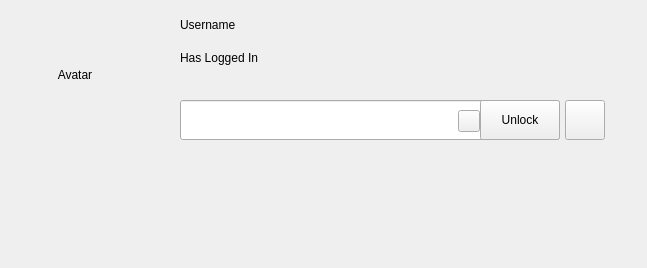
Above: src/mainwindow.ui from ukui/ukui-screensaver before the change. Below: the same form after it.
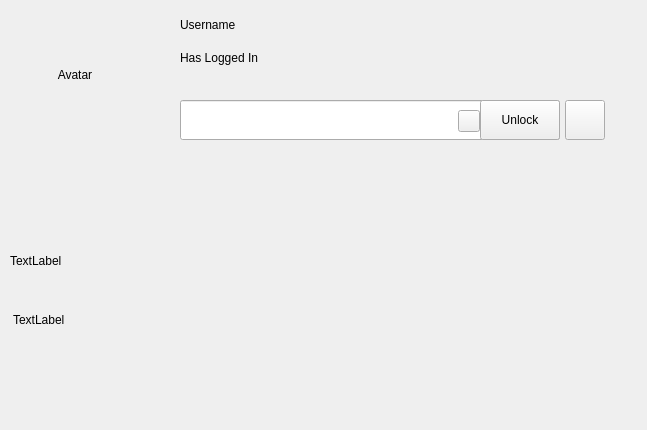
That is the form after the change.

Commit message: [New] Display Real-time system time.

Diff of the .ui file:
```diff
--- a/src/mainwindow.ui
+++ b/src/mainwindow.ui
@@ -7,7 +7,7 @@
     <x>0</x>
     <y>0</y>
     <width>647</width>
-    <height>268</height>
+    <height>430</height>
    </rect>
   </property>
   <property name="windowTitle">
@@ -158,6 +158,42 @@
      </property>
     </widget>
    </widget>
+   <widget class="QWidget" name="widgetTime" native="true">
+    <property name="geometry">
+     <rect>
+      <x>0</x>
+      <y>220</y>
+      <width>300</width>
+      <height>150</height>
+     </rect>
+    </property>
+    <widget class="QLabel" name="lblDate">
+     <property name="geometry">
+      <rect>
+       <x>13</x>
+       <y>90</y>
+       <width>280</width>
+       <height>20</height>
+      </rect>
+     </property>
+     <property name="text">
+      <string>TextLabel</string>
+     </property>
+    </widget>
+    <widget class="QLabel" name="lblTime">
+     <property name="geometry">
+      <rect>
+       <x>10</x>
+       <y>11</y>
+       <width>280</width>
+       <height>60</height>
+      </rect>
+     </property>
+     <property name="text">
+      <string>TextLabel</string>
+     </property>
+    </widget>
+   </widget>
   </widget>
  </widget>
  <layoutdefault spacing="6" margin="11"/>
```
The commit also changes 2 other files.
